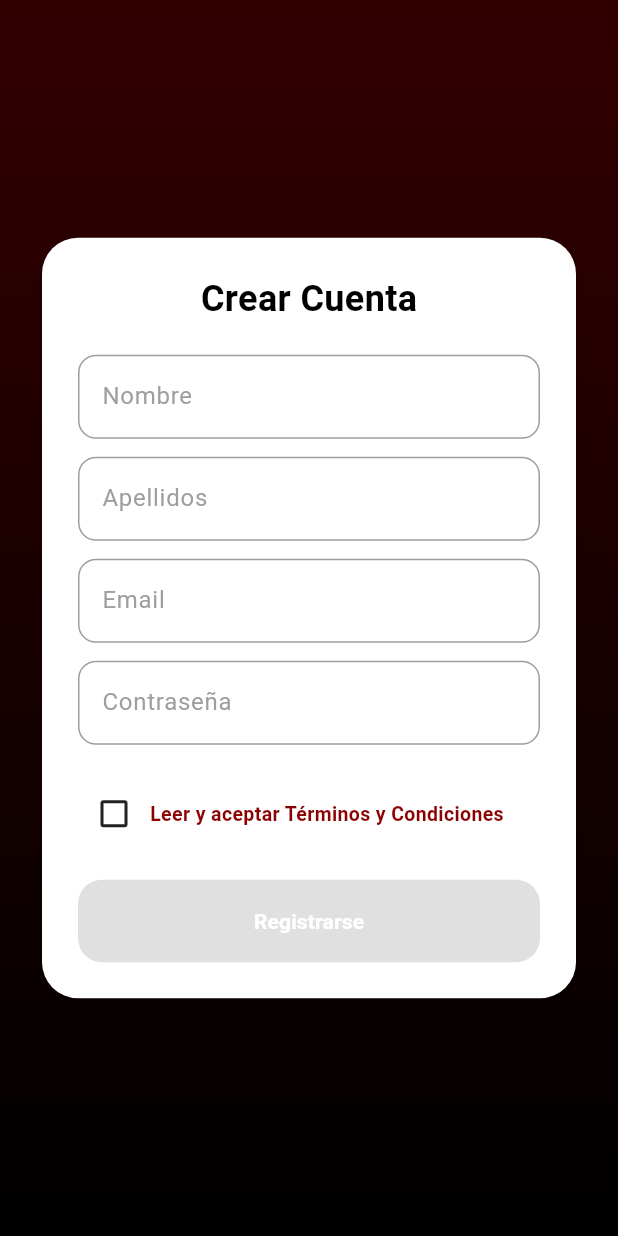
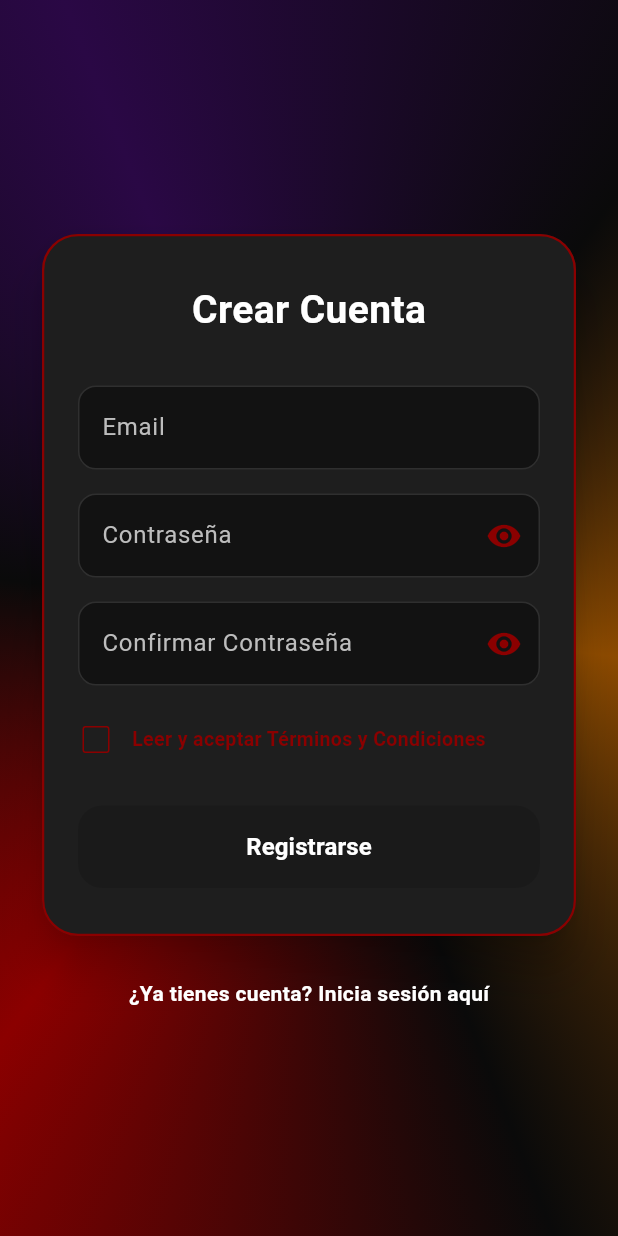
Before and after one commit to Javip01/fidelidad_flutter, a Flutter app: the RegisterScreen screen opened by its route, on a phone screen of 412 x 824 dp. Run offline on Flutter 3.47's test engine with Material 3 defaults, Android fonts, the phone set to English and light mode, and no system bars; our stand-ins replace image_picker, qr_flutter.

Commit message:
Cambio de la pantalla de registro para solo pedir correo y contraseña y cambio ligero de diseño para prueba

```diff
--- a/lib/screens/register_screen.dart
+++ b/lib/screens/register_screen.dart
@@ -6,53 +6,104 @@ class RegisterScreen extends StatefulWidget {
   State<RegisterScreen> createState() => _RegisterScreenState();
 }
 
-class _RegisterScreenState extends State<RegisterScreen> {
+class _RegisterScreenState extends State<RegisterScreen> with SingleTickerProviderStateMixin {
   bool _aceptoCondiciones = false;
+  late AnimationController _bgController;
+
+  @override
+  void initState() {
+    super.initState();
+    // Controlador para el fondo animado
+    _bgController = AnimationController(vsync: this, duration: const Duration(seconds: 10))..repeat();
+  }
+
+  @override
+  void dispose() {
+    _bgController.dispose();
+    super.dispose();
+  }
 
   @override
   Widget build(BuildContext context) {
     return Scaffold(
-      body: Container(
-        decoration: const BoxDecoration(
-          gradient: LinearGradient(
-            colors: [Color(0xFF330000), Colors.black],
-            begin: Alignment.topCenter,
-            end: Alignment.bottomCenter,
+      body: Stack(
+        children: [
+          // FONDO ANIMADO (Negro con degradados de colores rotando)
+          AnimatedBuilder(
+            animation: _bgController,
+            builder: (context, child) {
+              return Container(
+                decoration: BoxDecoration(
+                  gradient: SweepGradient(
+                    center: Alignment.center,
+                    colors: const [
+                      Color(0xFF0A0A0A), Color(0xFF8B0000),
+                      Color(0xFF0A0A0A), Color(0xFF2A0845),
+                      Color(0xFF0A0A0A), Color(0xFF8C4A00),
+                      Color(0xFF0A0A0A)
+                    ],
+                    stops: const [0.0, 0.16, 0.33, 0.5, 0.66, 0.83, 1.0],
+                    transform: GradientRotation(_bgController.value * 6.28),
                   ),
                 ),
-        child: Center(
+              );
+            },
+          ),
+
+          // CONTENIDO DEL REGISTRO
+          Center(
             child: SingleChildScrollView(
               padding: const EdgeInsets.all(24),
-            child: Card(
-              color: Colors.white,
-              shape: RoundedRectangleBorder(borderRadius: BorderRadius.circular(24)),
-              child: Padding(
-                padding: const EdgeInsets.all(24.0),
               child: Column(
                 mainAxisSize: MainAxisSize.min,
                 children: [
-                    const Text("Crear Cuenta", style: TextStyle(fontSize: 24, fontWeight: FontWeight.bold, color: Colors.black)),
-                    const SizedBox(height: 20),
-                    _buildTextField("Nombre"),
-                    _buildTextField("Apellidos"),
-                    _buildTextField("Email"),
-                    _buildTextField("Contraseña", obscure: true),
-                    const SizedBox(height: 10),
+                  Card(
+                    color: const Color(0xFF1E1E1E), // Fondo oscuro de la tarjeta
+                    shape: RoundedRectangleBorder(
+                      borderRadius: BorderRadius.circular(24),
+                      side: const BorderSide(color: Color(0xFF8B0000), width: 1.5), // Borde rojo
+                    ),
+                    elevation: 12,
+                    child: Padding(
+                      padding: const EdgeInsets.symmetric(horizontal: 24.0, vertical: 32.0),
+                      child: Column(
+                        mainAxisSize: MainAxisSize.min,
+                        children: [
+                          const Text("Crear Cuenta", style: TextStyle(fontSize: 26, fontWeight: FontWeight.bold, color: Colors.white)),
+                          const SizedBox(height: 32),
+
+                          // SOLO EMAIL Y CONTRASEÑAS
+                          _buildTextField("Email", false),
+                          _buildTextField("Contraseña", true),
+                          _buildTextField("Confirmar Contraseña", true),
+
+                          const SizedBox(height: 8),
+
+                          // CHECKBOX CONDICIONES
                           Row(
+                            crossAxisAlignment: CrossAxisAlignment.center,
                             children: [
-                        Checkbox(
+                              SizedBox(
+                                width: 24,
+                                height: 24,
+                                child: Checkbox(
                                   value: _aceptoCondiciones,
                                   onChanged: (val) => setState(() => _aceptoCondiciones = val!),
                                   checkColor: Colors.white,
                                   activeColor: const Color(0xFF8B0000),
+                                  side: const BorderSide(color: Color(0xFF8B0000)),
                                 ),
+                              ),
+                              const SizedBox(width: 12),
                               const Expanded(
-                          child: Text("Leer y aceptar Términos y Condiciones",
-                              style: TextStyle(color: Color(0xFF8B0000), fontWeight: FontWeight.bold, fontSize: 13)),
+                                child: Text("Leer y aceptar Términos y Condiciones", style: TextStyle(color: Color(0xFF8B0000), fontWeight: FontWeight.bold, fontSize: 13)),
                               ),
                             ],
                           ),
-                    const SizedBox(height: 20),
+
+                          const SizedBox(height: 32),
+
+                          // BOTÓN REGISTRARSE
                           SizedBox(
                             width: double.infinity,
                             height: 55,
@@ -61,34 +112,51 @@ class _RegisterScreenState extends State<RegisterScreen> {
                                 backgroundColor: const Color(0xFF8B0000),
                                 shape: RoundedRectangleBorder(borderRadius: BorderRadius.circular(16)),
                               ),
-                        onPressed: _aceptoCondiciones ? () {} : null,
-                        child: const Text("Registrarse", style: TextStyle(color: Colors.white, fontWeight: FontWeight.bold)),
+                              onPressed: _aceptoCondiciones ? () => Navigator.pushReplacementNamed(context, '/home') : null,
+                              child: const Text("Registrarse", style: TextStyle(color: Colors.white, fontSize: 16, fontWeight: FontWeight.bold)),
                             ),
                           ),
                         ],
                       ),
                     ),
                   ),
+                  const SizedBox(height: 24),
+
+                  // VOLVER AL LOGIN
+                  GestureDetector(
+                    onTap: () => Navigator.pop(context),
+                    child: const Text("¿Ya tienes cuenta? Inicia sesión aquí", style: TextStyle(color: Colors.white, fontWeight: FontWeight.bold, fontSize: 14)),
+                  ),
+                ],
               ),
             ),
+          ),
+        ],
       ),
     );
   }
 
-  Widget _buildTextField(String label, {bool obscure = false}) {
+  Widget _buildTextField(String label, bool obscure) {
     return Padding(
-      padding: const EdgeInsets.only(bottom: 12),
+      padding: const EdgeInsets.only(bottom: 16),
       child: TextField(
         obscureText: obscure,
-        style: const TextStyle(color: Colors.black), // Texto que escribe el usuario
+        style: const TextStyle(color: Colors.white),
         decoration: InputDecoration(
           labelText: label,
-          labelStyle: const TextStyle(color: Colors.grey),
+          labelStyle: TextStyle(color: Colors.grey.shade400),
+          filled: true,
+          fillColor: const Color(0xFF121212), // Fondo más oscuro para el input
           border: OutlineInputBorder(borderRadius: BorderRadius.circular(12)),
           enabledBorder: OutlineInputBorder(
-            borderSide: const BorderSide(color: Colors.grey),
+            borderSide: const BorderSide(color: Colors.white12),
             borderRadius: BorderRadius.circular(12),
           ),
+          focusedBorder: OutlineInputBorder(
+            borderSide: const BorderSide(color: Color(0xFF8B0000), width: 2),
+            borderRadius: BorderRadius.circular(12),
+          ),
+          suffixIcon: obscure ? const Icon(Icons.remove_red_eye, color: Color(0xFF8B0000)) : null,
         ),
       ),
     );
```
Lines whose indentation alone changed are shown as unchanged.
